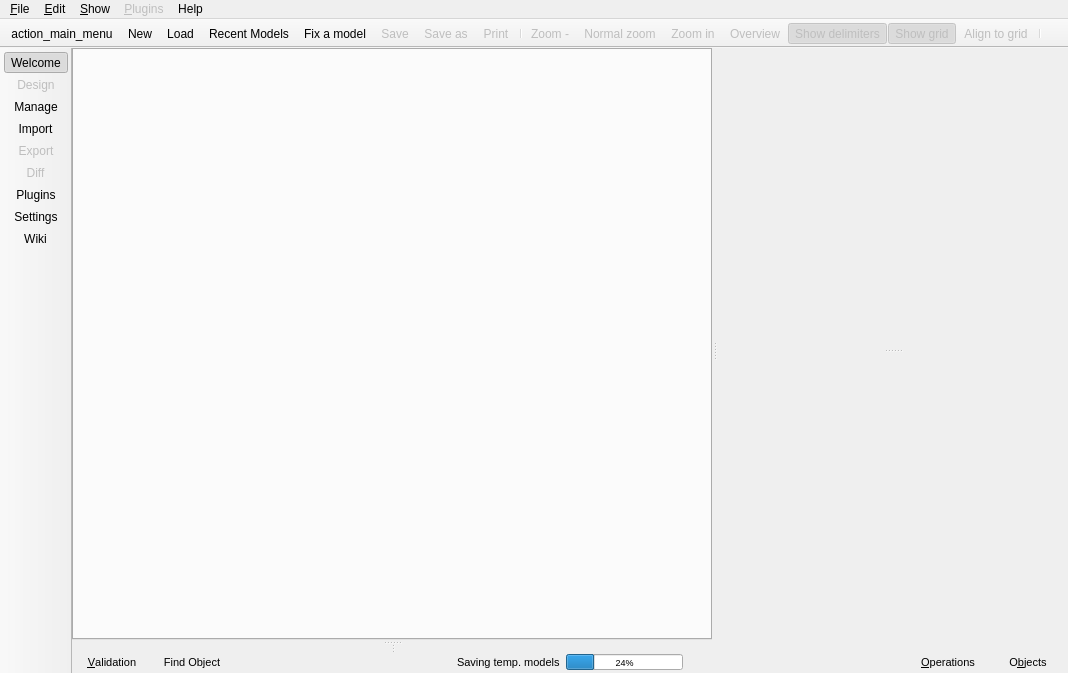
The window that libpgmodeler_ui/ui/mainwindow.ui (pgmodeler/pgmodeler) describes before a commit, drawn with Qt 5.
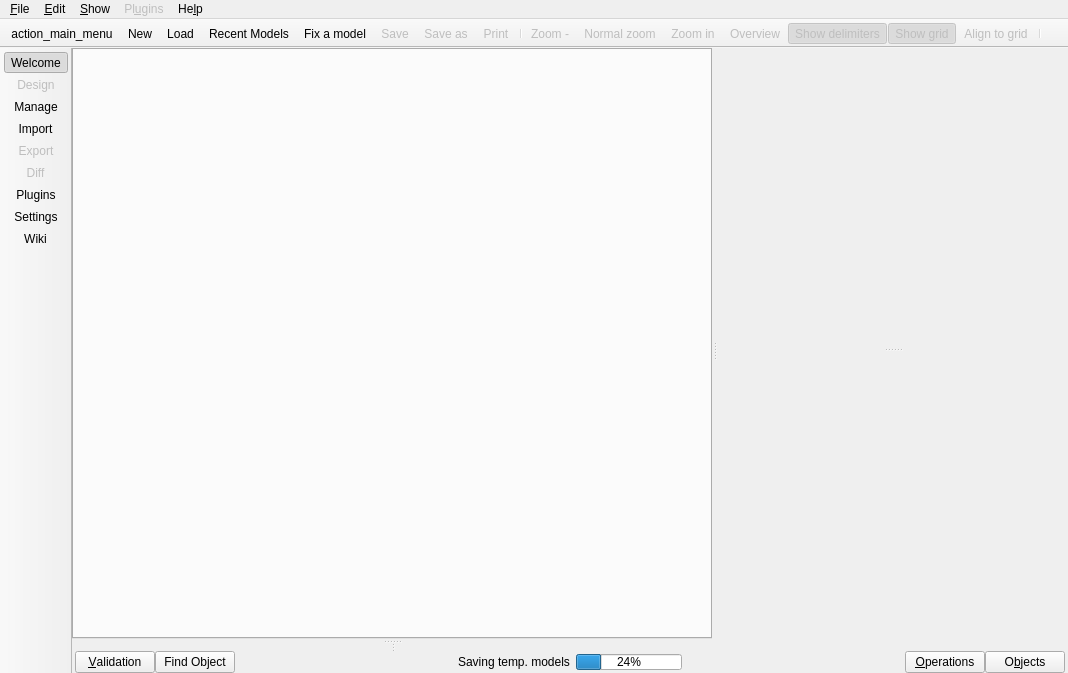
The same window after the commit. The open tabs and pages were chosen to show the change. Icons and pictures are not drawn.

Commit message: Doing modifications in order to avoid the usage of fixed font size and fixed colors in some widgets

```diff
--- a/libpgmodeler_ui/ui/mainwindow.ui
+++ b/libpgmodeler_ui/ui/mainwindow.ui
@@ -109,6 +109,9 @@
           </property>
           <item>
            <widget class="QSplitter" name="h_splitter">
+            <property name="autoFillBackground">
+             <bool>true</bool>
+            </property>
             <property name="orientation">
              <enum>Qt::Horizontal</enum>
             </property>
@@ -152,6 +155,9 @@
               </property>
               <item row="0" column="0">
                <widget class="QSplitter" name="v_splitter1">
+                <property name="autoFillBackground">
+                 <bool>true</bool>
+                </property>
                 <property name="orientation">
                  <enum>Qt::Vertical</enum>
                 </property>
@@ -219,6 +225,9 @@
                    <verstretch>0</verstretch>
                   </sizepolicy>
                  </property>
+                 <property name="autoFillBackground">
+                  <bool>true</bool>
+                 </property>
                  <layout class="QGridLayout" name="gridLayout_5">
                   <property name="leftMargin">
                    <number>0</number>
@@ -277,7 +286,7 @@
               </size>
              </property>
              <property name="autoFillBackground">
-              <bool>false</bool>
+              <bool>true</bool>
              </property>
              <layout class="QGridLayout" name="gridLayout_3">
               <property name="leftMargin">
@@ -297,6 +306,9 @@
               </property>
               <item row="0" column="0">
                <widget class="QSplitter" name="v_splitter_oprs_objs">
+                <property name="autoFillBackground">
+                 <bool>true</bool>
+                </property>
                 <property name="orientation">
                  <enum>Qt::Vertical</enum>
                 </property>
@@ -351,6 +363,9 @@
               <verstretch>0</verstretch>
              </sizepolicy>
             </property>
+            <property name="autoFillBackground">
+             <bool>true</bool>
+            </property>
             <layout class="QGridLayout" name="gridLayout_2">
              <property name="leftMargin">
               <number>0</number>
@@ -367,7 +382,7 @@
              <property name="spacing">
               <number>0</number>
              </property>
-             <item row="0" column="4">
+             <item row="0" column="5">
               <spacer name="horizontalSpacer_2">
                <property name="orientation">
                 <enum>Qt::Horizontal</enum>
@@ -380,12 +395,13 @@
                </property>
               </spacer>
              </item>
-             <item row="0" column="6">
+             <item row="0" column="7">
               <widget class="QPushButton" name="objects_btn">
-               <property name="font">
-                <font>
-                 <pointsize>8</pointsize>
-                </font>
+               <property name="sizePolicy">
+                <sizepolicy hsizetype="Preferred" vsizetype="Preferred">
+                 <horstretch>0</horstretch>
+                 <verstretch>0</verstretch>
+                </sizepolicy>
                </property>
                <property name="toolTip">
                 <string>Toggle the model objects widget</string>
@@ -410,16 +426,17 @@
                 <bool>true</bool>
                </property>
                <property name="flat">
-                <bool>true</bool>
+                <bool>false</bool>
                </property>
               </widget>
              </item>
-             <item row="0" column="0">
+             <item row="0" column="1">
               <widget class="QPushButton" name="validation_btn">
-               <property name="font">
-                <font>
-                 <pointsize>8</pointsize>
-                </font>
+               <property name="sizePolicy">
+                <sizepolicy hsizetype="Preferred" vsizetype="Preferred">
+                 <horstretch>0</horstretch>
+                 <verstretch>0</verstretch>
+                </sizepolicy>
                </property>
                <property name="toolTip">
                 <string>Toogle the model validation widgets</string>
@@ -444,16 +461,17 @@
                 <bool>true</bool>
                </property>
                <property name="flat">
-                <bool>true</bool>
+                <bool>false</bool>
                </property>
               </widget>
              </item>
-             <item row="0" column="5">
+             <item row="0" column="6">
               <widget class="QPushButton" name="operations_btn">
-               <property name="font">
-                <font>
-                 <pointsize>8</pointsize>
-                </font>
+               <property name="sizePolicy">
+                <sizepolicy hsizetype="Preferred" vsizetype="Preferred">
+                 <horstretch>0</horstretch>
+                 <verstretch>0</verstretch>
+                </sizepolicy>
                </property>
                <property name="toolTip">
                 <string>Toggle the operation history widget</string>
@@ -478,16 +496,17 @@
                 <bool>true</bool>
                </property>
                <property name="flat">
-                <bool>true</bool>
+                <bool>false</bool>
                </property>
               </widget>
              </item>
-             <item row="0" column="1">
+             <item row="0" column="2">
               <widget class="QPushButton" name="find_obj_btn">
-               <property name="font">
-                <font>
-                 <pointsize>8</pointsize>
-                </font>
+               <property name="sizePolicy">
+                <sizepolicy hsizetype="Preferred" vsizetype="Preferred">
+                 <horstretch>0</horstretch>
+                 <verstretch>0</verstretch>
+                </sizepolicy>
                </property>
                <property name="toolTip">
                 <string>Toggle the object finder</string>
@@ -512,24 +531,24 @@
                 <bool>true</bool>
                </property>
                <property name="flat">
-                <bool>true</bool>
+                <bool>false</bool>
                </property>
               </widget>
              </item>
-             <item row="0" column="2">
-              <spacer name="horizontalSpacer">
-               <property name="orientation">
-                <enum>Qt::Horizontal</enum>
-               </property>
-               <property name="sizeHint" stdset="0">
-                <size>
-                 <width>40</width>
-                 <height>20</height>
-                </size>
-               </property>
-              </spacer>
-             </item>
              <item row="0" column="3">
+              <spacer name="horizontalSpacer">
+               <property name="orientation">
+                <enum>Qt::Horizontal</enum>
+               </property>
+               <property name="sizeHint" stdset="0">
+                <size>
+                 <width>40</width>
+                 <height>20</height>
+                </size>
+               </property>
+              </spacer>
+             </item>
+             <item row="0" column="4">
               <widget class="QWidget" name="bg_saving_wgt" native="true">
                <property name="sizePolicy">
                 <sizepolicy hsizetype="Expanding" vsizetype="Preferred">
@@ -552,11 +571,6 @@
                 </property>
                 <item>
                  <widget class="QLabel" name="bg_saving_lbl">
-                  <property name="font">
-                   <font>
-                    <pointsize>8</pointsize>
-                   </font>
-                  </property>
                   <property name="text">
                    <string>Saving temp. models</string>
                   </property>
@@ -570,11 +584,6 @@
                     <height>16</height>
                    </size>
                   </property>
-                  <property name="font">
-                   <font>
-                    <pointsize>7</pointsize>
-                   </font>
-                  </property>
                   <property name="value">
                    <number>24</number>
                   </property>
@@ -583,6 +592,38 @@
                </layout>
               </widget>
              </item>
+             <item row="0" column="0">
+              <spacer name="horizontalSpacer_3">
+               <property name="orientation">
+                <enum>Qt::Horizontal</enum>
+               </property>
+               <property name="sizeType">
+                <enum>QSizePolicy::Fixed</enum>
+               </property>
+               <property name="sizeHint" stdset="0">
+                <size>
+                 <width>3</width>
+                 <height>20</height>
+                </size>
+               </property>
+              </spacer>
+             </item>
+             <item row="0" column="8">
+              <spacer name="horizontalSpacer_4">
+               <property name="orientation">
+                <enum>Qt::Horizontal</enum>
+               </property>
+               <property name="sizeType">
+                <enum>QSizePolicy::Fixed</enum>
+               </property>
+               <property name="sizeHint" stdset="0">
+                <size>
+                 <width>3</width>
+                 <height>20</height>
+                </size>
+               </property>
+              </spacer>
+             </item>
             </layout>
            </widget>
           </item>
@@ -604,7 +645,7 @@
      <x>0</x>
      <y>0</y>
      <width>1068</width>
-     <height>19</height>
+     <height>30</height>
     </rect>
    </property>
    <property name="autoFillBackground">
@@ -649,7 +690,7 @@
    </widget>
    <widget class="QMenu" name="about_menu">
     <property name="title">
-     <string>Help</string>
+     <string>He&amp;lp</string>
     </property>
     <addaction name="action_wiki"/>
     <addaction name="action_bug_report"/>
@@ -676,7 +717,7 @@
      <bool>false</bool>
     </property>
     <property name="title">
-     <string>&amp;Plugins</string>
+     <string>Pl&amp;ugins</string>
     </property>
    </widget>
    <addaction name="file_menu"/>
```
Left out of the diff: 54 changed lines with no effect on the pictures. The commit also changes 15 other files.
